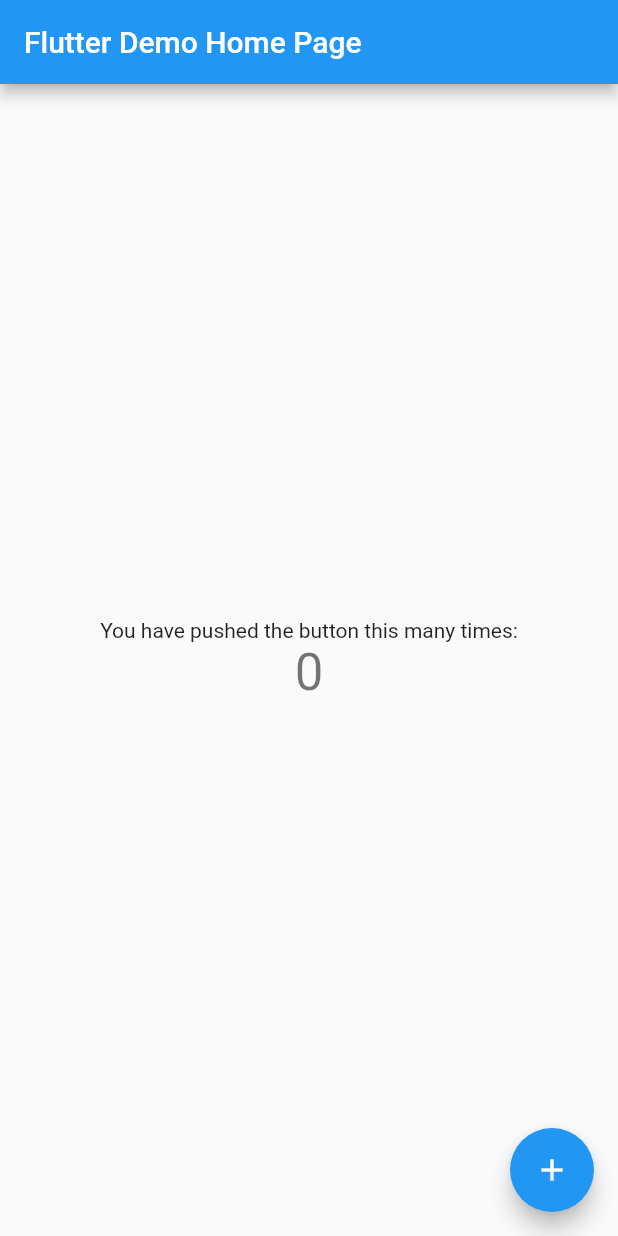
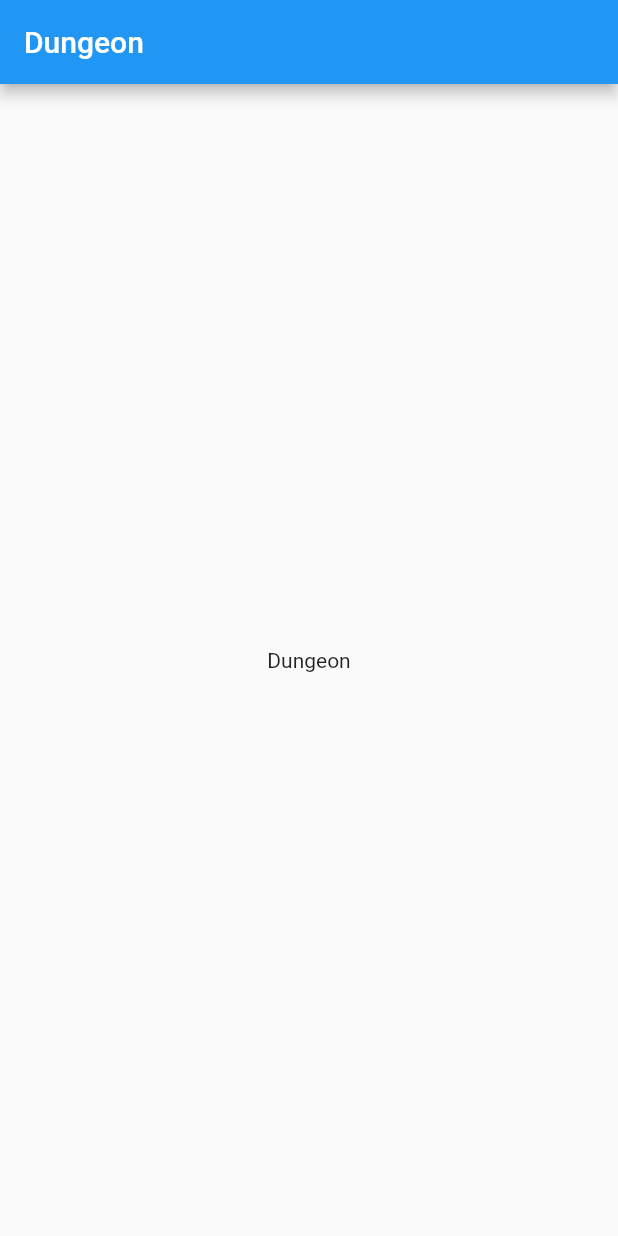
Before and after one commit to hgwr/vermelha_app, a Flutter app: the screen it shows after launch, on a phone screen of 412 x 824 dp. Run offline on Flutter 3.47's test engine with Material 2 defaults, Android fonts, the phone set to English and light mode, and no system bars.

Commit message:
dungeon screen

```diff
--- a/lib/main.dart
+++ b/lib/main.dart
@@ -1,4 +1,6 @@
 import 'package:flutter/material.dart';
+
+import '../screens/dungeon_screen.dart';
 
 void main() {
   runApp(const MyApp());
@@ -24,92 +26,7 @@ class MyApp extends StatelessWidget {
         // is not restarted.
         primarySwatch: Colors.blue,
       ),
-      home: const MyHomePage(title: 'Flutter Demo Home Page'),
+      home: const DungeonScreen(),
     );
   }
 }
-
-class MyHomePage extends StatefulWidget {
-  const MyHomePage({super.key, required this.title});
-
-  // This widget is the home page of your application. It is stateful, meaning
-  // that it has a State object (defined below) that contains fields that affect
-  // how it looks.
-
-  // This class is the configuration for the state. It holds the values (in this
-  // case the title) provided by the parent (in this case the App widget) and
-  // used by the build method of the State. Fields in a Widget subclass are
-  // always marked "final".
-
-  final String title;
-
-  @override
-  State<MyHomePage> createState() => _MyHomePageState();
-}
-
-class _MyHomePageState extends State<MyHomePage> {
-  int _counter = 0;
-
-  void _incrementCounter() {
-    setState(() {
-      // This call to setState tells the Flutter framework that something has
-      // changed in this State, which causes it to rerun the build method below
-      // so that the display can reflect the updated values. If we changed
-      // _counter without calling setState(), then the build method would not be
-      // called again, and so nothing would appear to happen.
-      _counter++;
-    });
-  }
-
-  @override
-  Widget build(BuildContext context) {
-    // This method is rerun every time setState is called, for instance as done
-    // by the _incrementCounter method above.
-    //
-    // The Flutter framework has been optimized to make rerunning build methods
-    // fast, so that you can just rebuild anything that needs updating rather
-    // than having to individually change instances of widgets.
-    return Scaffold(
-      appBar: AppBar(
-        // Here we take the value from the MyHomePage object that was created by
-        // the App.build method, and use it to set our appbar title.
-        title: Text(widget.title),
-      ),
-      body: Center(
-        // Center is a layout widget. It takes a single child and positions it
-        // in the middle of the parent.
-        child: Column(
-          // Column is also a layout widget. It takes a list of children and
-          // arranges them vertically. By default, it sizes itself to fit its
-          // children horizontally, and tries to be as tall as its parent.
-          //
-          // Invoke "debug painting" (press "p" in the console, choose the
-          // "Toggle Debug Paint" action from the Flutter Inspector in Android
-          // Studio, or the "Toggle Debug Paint" command in Visual Studio Code)
-          // to see the wireframe for each widget.
-          //
-          // Column has various properties to control how it sizes itself and
-          // how it positions its children. Here we use mainAxisAlignment to
-          // center the children vertically; the main axis here is the vertical
-          // axis because Columns are vertical (the cross axis would be
-          // horizontal).
-          mainAxisAlignment: MainAxisAlignment.center,
-          children: <Widget>[
-            const Text(
-              'You have pushed the button this many times:',
-            ),
-            Text(
-              '$_counter',
-              style: Theme.of(context).textTheme.headlineMedium,
-            ),
-          ],
-        ),
-      ),
-      floatingActionButton: FloatingActionButton(
-        onPressed: _incrementCounter,
-        tooltip: 'Increment',
-        child: const Icon(Icons.add),
-      ), // This trailing comma makes auto-formatting nicer for build methods.
-    );
-  }
-}
--- /dev/null
+++ b/lib/screens/dungeon_screen.dart
@@ -0,0 +1,15 @@
+import 'package:flutter/material.dart';
+
+class DungeonScreen extends StatelessWidget {
+  const DungeonScreen({Key? key}) : super(key: key);
+
+  @override
+  Widget build(BuildContext context) {
+    return Scaffold(
+      appBar: AppBar(title: const Text('Dungeon')),
+      body: const Center(
+        child: Text('Dungeon'),
+      ),
+    );
+  }
+}
```
